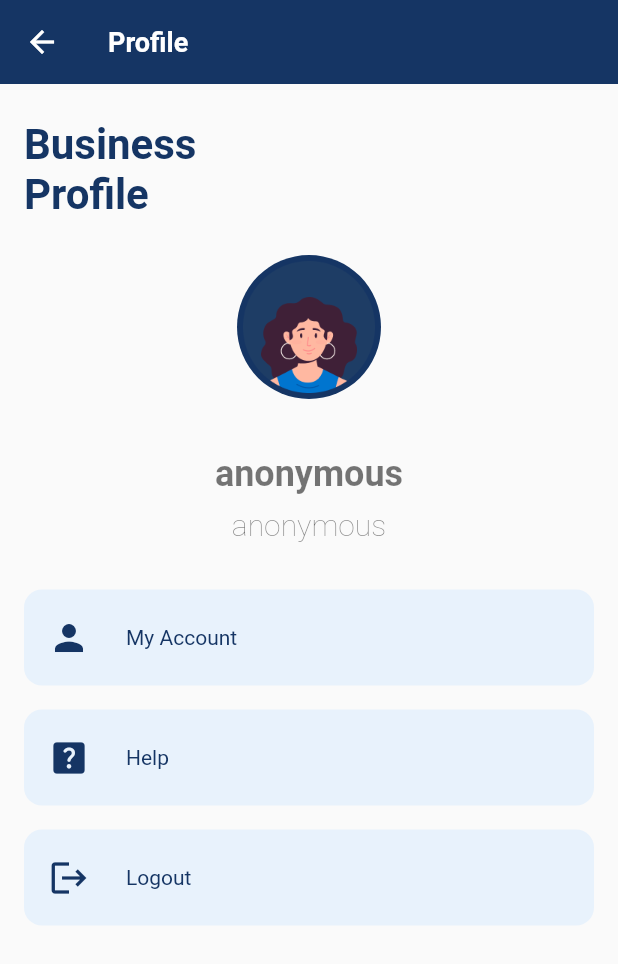
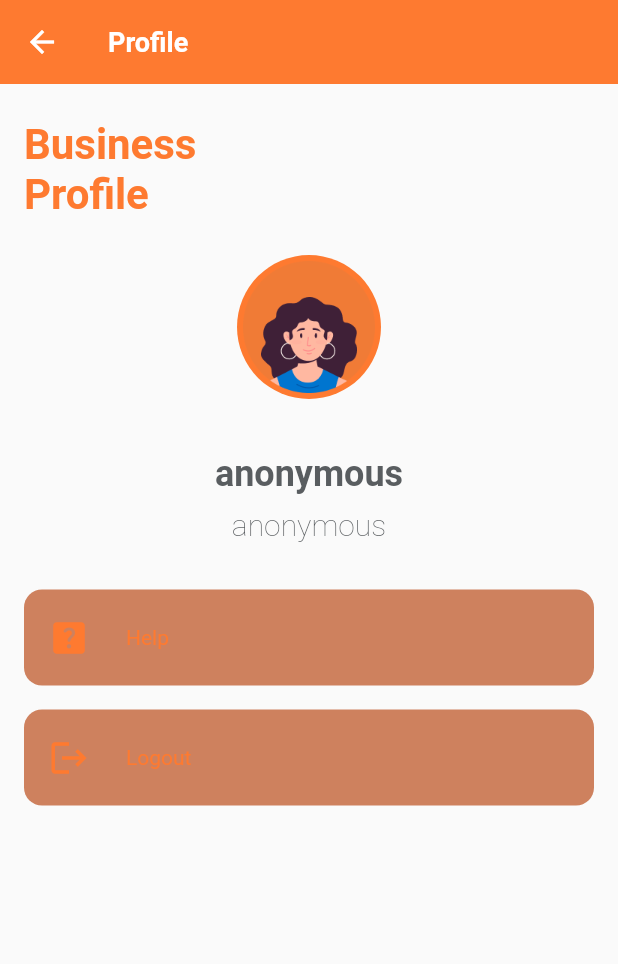
Before and after one commit to owidi-001/dexter-frontend, a Flutter app: the Profile screen opened directly, after a tap on "Logout", on a phone screen of 412 x 824 dp. Shown: the top 964 px of the screen. Run offline on Flutter 3.47's test engine with Material 2 defaults, Android fonts, the phone set to English and light mode, and no system bars; our stand-ins replace dio, equatable, image_picker, shared_preferences, webview_flutter; missing offline and left inert: circular_bottom_navigation, flutter_dialogs, flutter_masonry_view; accounts and stored records are empty; network calls fail; Roboto replaces fonts that are missing (Playfair).

Commit message:
Pre theme change

```diff
--- a/lib/screens/profile/profile.dart
+++ b/lib/screens/profile/profile.dart
@@ -115,38 +115,38 @@ class Profile extends StatelessWidget {
               const SizedBox(
                 height: 24,
               ),
-              InkWell(
-                onTap: () => Navigator.push(
-                    context,
-                    MaterialPageRoute(
-                        builder: ((context) => const AllProducts()))),
-                child: Container(
-                  margin: const EdgeInsets.symmetric(vertical: 8.0),
-                  padding: const EdgeInsets.symmetric(
-                      vertical: 18.0, horizontal: 16.0),
-                  decoration: BoxDecoration(
-                      color: AppTheme.gradient,
-                      borderRadius: BorderRadius.circular(12)),
-                  child: Row(
-                    mainAxisAlignment: MainAxisAlignment.start,
-                    crossAxisAlignment: CrossAxisAlignment.center,
-                    children: const [
-                      Icon(
-                        Icons.person,
-                        color: AppTheme.primary,
-                        size: 28,
-                      ),
-                      SizedBox(
-                        width: 24,
-                      ),
-                      Text(
-                        "My Account",
-                        style: TextStyle(color: AppTheme.primary),
-                      )
-                    ],
-                  ),
-                ),
-              ),
+              // InkWell(
+              //   onTap: () => Navigator.push(
+              //       context,
+              //       MaterialPageRoute(
+              //           builder: ((context) => const AllProducts()))),
+              //   child: Container(
+              //     margin: const EdgeInsets.symmetric(vertical: 8.0),
+              //     padding: const EdgeInsets.symmetric(
+              //         vertical: 18.0, horizontal: 16.0),
+              //     decoration: BoxDecoration(
+              //         color: AppTheme.gradient,
+              //         borderRadius: BorderRadius.circular(12)),
+              //     child: Row(
+              //       mainAxisAlignment: MainAxisAlignment.start,
+              //       crossAxisAlignment: CrossAxisAlignment.center,
+              //       children: const [
+              //         Icon(
+              //           Icons.person,
+              //           color: AppTheme.primary,
+              //           size: 28,
+              //         ),
+              //         SizedBox(
+              //           width: 24,
+              //         ),
+              //         Text(
+              //           "My Account",
+              //           style: TextStyle(color: AppTheme.primary),
+              //         )
+              //       ],
+              //     ),
+              //   ),
+              // ),
               user.isStaff
                   ? InkWell(
                       onTap: () => Navigator.push(
--- a/lib/theme/theme.dart
+++ b/lib/theme/theme.dart
@@ -1,21 +1,31 @@
 import 'package:dexter/utils/status.dart';
 import 'package:flutter/material.dart';
 
+// class AppTheme {
+//   static const Color primary = Color(0xff153564);
+//   static const Color gradient = Color(0xffe8f2fc);
+
+//   static const Color dark = Colors.black26;
+//   static const Color white = Colors.white;
+
+//   static const Color secondary = Colors.black54;
+
+//   static const Color danger = Colors.red;
+
+//   static const Map<Enum, Color> typeColor = {
+//     MessageTypes.success: Colors.green,
+//     MessageTypes.failure: Colors.red,
+//     MessageTypes.informative: Colors.blue,
+//     MessageTypes.warning: Colors.amberAccent
+//   };
+// }
+
 class AppTheme {
-  static const Color primary = Color(0xff153564);
-  static const Color gradient = Color(0xffe8f2fc);
-
-  static const Color dark = Colors.black26;
-  static const Color white = Colors.white;
-
-  static const Color secondary = Colors.black54;
-
+  static const Color primary = Color(0xfffe7a30);
+  static const Color gradient = Color(0xffce815e);
+  static const Color dark = Colors.black;
+  static const Color light = Color(0xffebebeb);
+  static const Color white = Color(0xffffffff);
+  static const Color secondary = Color(0xff595d60);
   static const Color danger = Colors.red;
-
-  static const Map<Enum, Color> typeColor = {
-    MessageTypes.success: Colors.green,
-    MessageTypes.failure: Colors.red,
-    MessageTypes.informative: Colors.blue,
-    MessageTypes.warning: Colors.amberAccent
-  };
 }
```
Also changed, not shown: lib/screens/detail/detail.dart (+4 -4 lines).
